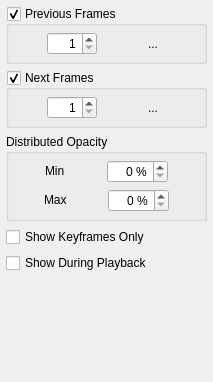
This is app/ui/onionskin.ui in pencil2d/pencil as Qt 5 draws it before an edit. The edited form follows.
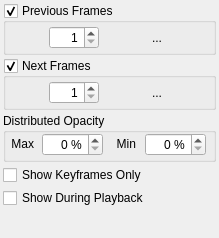
This is the edited form. Icons and pictures are not drawn.

Commit message: Make OnionSkins UI more compact by reducing spacing between UI components

What changed in the file:
```diff
--- a/app/ui/onionskin.ui
+++ b/app/ui/onionskin.ui
@@ -6,14 +6,14 @@
    <rect>
     <x>0</x>
     <y>0</y>
-    <width>213</width>
-    <height>382</height>
+    <width>219</width>
+    <height>238</height>
    </rect>
   </property>
   <property name="minimumSize">
    <size>
-    <width>187</width>
-    <height>122</height>
+    <width>190</width>
+    <height>124</height>
    </size>
   </property>
   <property name="floating">
@@ -30,6 +30,9 @@
     </sizepolicy>
    </property>
    <layout class="QVBoxLayout" name="verticalLayout">
+    <property name="spacing">
+     <number>0</number>
+    </property>
     <property name="leftMargin">
      <number>0</number>
     </property>
@@ -76,8 +79,8 @@
         <rect>
          <x>0</x>
          <y>0</y>
-         <width>213</width>
-         <height>360</height>
+         <width>219</width>
+         <height>214</height>
         </rect>
        </property>
        <property name="sizePolicy">
@@ -87,17 +90,20 @@
         </sizepolicy>
        </property>
        <layout class="QVBoxLayout" name="verticalLayout_3">
+        <property name="spacing">
+         <number>3</number>
+        </property>
         <property name="leftMargin">
-         <number>6</number>
+         <number>3</number>
         </property>
         <property name="topMargin">
-         <number>6</number>
+         <number>3</number>
         </property>
         <property name="rightMargin">
-         <number>6</number>
+         <number>3</number>
         </property>
         <property name="bottomMargin">
-         <number>6</number>
+         <number>3</number>
         </property>
         <item>
          <widget class="QGroupBox" name="prevFramesGroup">
@@ -108,6 +114,9 @@
            <bool>true</bool>
           </property>
           <layout class="QHBoxLayout" name="onionPrevLayout">
+           <property name="spacing">
+            <number>3</number>
+           </property>
            <property name="sizeConstraint">
             <enum>QLayout::SetDefaultConstraint</enum>
            </property>
@@ -115,13 +124,13 @@
             <number>0</number>
            </property>
            <property name="topMargin">
-            <number>6</number>
+            <number>3</number>
            </property>
            <property name="rightMargin">
             <number>0</number>
            </property>
            <property name="bottomMargin">
-            <number>6</number>
+            <number>3</number>
            </property>
            <item>
             <widget class="QSpinBox" name="onionPrevFramesNumBox">
@@ -189,6 +198,9 @@
            <bool>true</bool>
           </property>
           <layout class="QHBoxLayout" name="onionNextlLayout">
+           <property name="spacing">
+            <number>3</number>
+           </property>
            <property name="sizeConstraint">
             <enum>QLayout::SetDefaultConstraint</enum>
            </property>
@@ -196,13 +208,13 @@
             <number>0</number>
            </property>
            <property name="topMargin">
-            <number>6</number>
+            <number>3</number>
            </property>
            <property name="rightMargin">
             <number>0</number>
            </property>
            <property name="bottomMargin">
-            <number>6</number>
+            <number>3</number>
            </property>
            <item>
             <widget class="QSpinBox" name="onionNextFramesNumBox">
@@ -278,25 +290,28 @@
           <property name="title">
            <string>Distributed Opacity</string>
           </property>
-          <layout class="QVBoxLayout" name="verticalLayout_2">
+          <layout class="QHBoxLayout" name="horizontalLayout">
            <property name="spacing">
-            <number>6</number>
+            <number>0</number>
            </property>
            <property name="leftMargin">
             <number>0</number>
            </property>
            <property name="topMargin">
-            <number>6</number>
+            <number>0</number>
            </property>
            <property name="rightMargin">
             <number>0</number>
            </property>
            <property name="bottomMargin">
-            <number>6</number>
+            <number>3</number>
            </property>
            <item>
-            <widget class="QWidget" name="minOpacityGroup" native="true">
-             <layout class="QHBoxLayout" name="horizontalLayout_2">
+            <widget class="QWidget" name="maxOpacityGroup" native="true">
+             <layout class="QHBoxLayout" name="horizontalLayout_3">
+              <property name="spacing">
+               <number>3</number>
+              </property>
               <property name="leftMargin">
                <number>0</number>
               </property>
@@ -310,7 +325,7 @@
                <number>0</number>
               </property>
               <item>
-               <widget class="QLabel" name="minOpacityLabel">
+               <widget class="QLabel" name="maxOpacityLabel">
                 <property name="sizePolicy">
                  <sizepolicy hsizetype="Fixed" vsizetype="Fixed">
                   <horstretch>0</horstretch>
@@ -318,12 +333,15 @@
                  </sizepolicy>
                 </property>
                 <property name="text">
-                 <string>Min</string>
+                 <string>Max</string>
+                </property>
+                <property name="alignment">
+                 <set>Qt::AlignRight|Qt::AlignTrailing|Qt::AlignVCenter</set>
                 </property>
                </widget>
               </item>
               <item>
-               <widget class="QSpinBox" name="onionMinOpacityBox">
+               <widget class="QSpinBox" name="onionMaxOpacityBox">
                 <property name="sizePolicy">
                  <sizepolicy hsizetype="Fixed" vsizetype="Fixed">
                   <horstretch>0</horstretch>
@@ -332,7 +350,7 @@
                 </property>
                 <property name="minimumSize">
                  <size>
-                  <width>60</width>
+                  <width>50</width>
                   <height>0</height>
                  </size>
                 </property>
@@ -354,8 +372,11 @@
             </widget>
            </item>
            <item>
-            <widget class="QWidget" name="maxOpacityGroup" native="true">
-             <layout class="QHBoxLayout" name="horizontalLayout_3">
+            <widget class="QWidget" name="minOpacityGroup" native="true">
+             <layout class="QHBoxLayout" name="horizontalLayout_2">
+              <property name="spacing">
+               <number>3</number>
+              </property>
               <property name="leftMargin">
                <number>0</number>
               </property>
@@ -369,7 +390,7 @@
                <number>0</number>
               </property>
               <item>
-               <widget class="QLabel" name="maxOpacityLabel">
+               <widget class="QLabel" name="minOpacityLabel">
                 <property name="sizePolicy">
                  <sizepolicy hsizetype="Fixed" vsizetype="Fixed">
                   <horstretch>0</horstretch>
@@ -377,12 +398,15 @@
                  </sizepolicy>
                 </property>
                 <property name="text">
-                 <string>Max</string>
+                 <string>Min</string>
+                </property>
+                <property name="alignment">
+                 <set>Qt::AlignRight|Qt::AlignTrailing|Qt::AlignVCenter</set>
                 </property>
                </widget>
               </item>
               <item>
-               <widget class="QSpinBox" name="onionMaxOpacityBox">
+               <widget class="QSpinBox" name="onionMinOpacityBox">
                 <property name="sizePolicy">
                  <sizepolicy hsizetype="Fixed" vsizetype="Fixed">
                   <horstretch>0</horstretch>
@@ -391,7 +415,7 @@
                 </property>
                 <property name="minimumSize">
                  <size>
-                  <width>60</width>
+                  <width>50</width>
                   <height>0</height>
                  </size>
                 </property>
```
